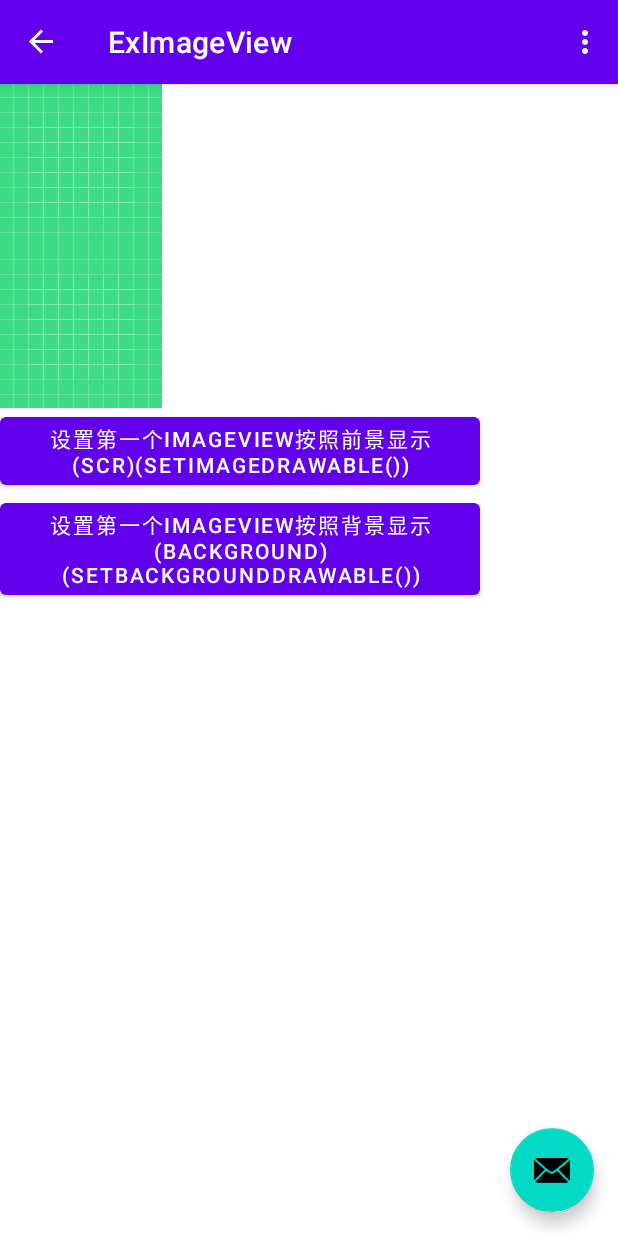
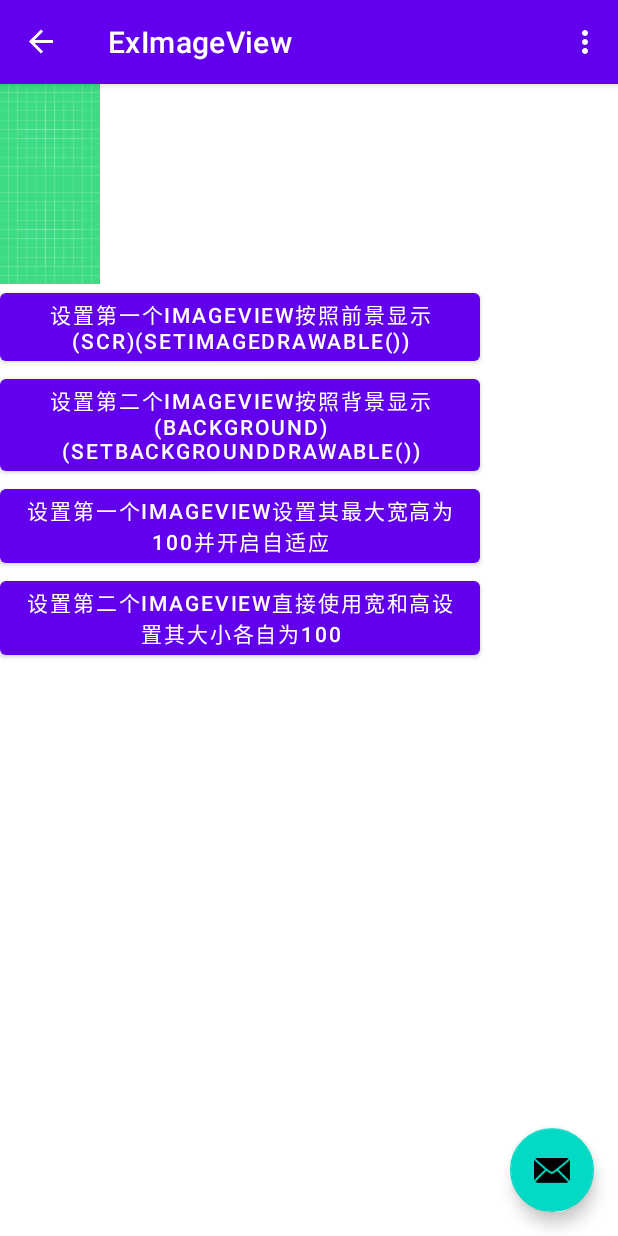
Before and after one commit to anyingiit/Class2021_2022_2_AndroidDevelop_course, an Android app: the ExImageView screen opened through its navigation route, in the options menu, after a tap on "Settings", on a phone screen of 412 x 824 dp. Run offline under Robolectric (Android 15) with nearby library versions, the phone set to English and light mode, and no system bars; our stand-ins replace navigation-ui.

Commit message:
完成ExImageView 练习

```diff
--- a/app/src/main/java/com/example/class2021_2022_2_androiddevelop_course/fragments/ExImageView.java
+++ b/app/src/main/java/com/example/class2021_2022_2_androiddevelop_course/fragments/ExImageView.java
@@ -31,13 +31,30 @@ public class ExImageView extends Fragment {
         binding.button1.setOnClickListener(new View.OnClickListener() {
             @Override
             public void onClick(View view) {
-                binding.imageView1.setBackground(ContextCompat.getDrawable(view.getContext(), R.drawable.ic_launcher_background));
+                binding.imageView1.setImageDrawable(ContextCompat.getDrawable(view.getContext(), R.drawable.ic_launcher_background));
             }
         });
         binding.button2.setOnClickListener(new View.OnClickListener() {
             @Override
             public void onClick(View view) {
-                binding.imageView2.setImageDrawable(ContextCompat.getDrawable(view.getContext(), R.drawable.ic_launcher_background));
+                binding.imageView2.setBackground(ContextCompat.getDrawable(view.getContext(), R.drawable.ic_launcher_background));
+            }
+        });
+        binding.button3.setOnClickListener(new View.OnClickListener() {
+            @Override
+            public void onClick(View view) {
+                binding.imageView1.setMaxHeight(100);
+                binding.imageView1.setMinimumHeight(100);
+                binding.imageView1.setAdjustViewBounds(true);
+            }
+        });
+        binding.button4.setOnClickListener(new View.OnClickListener() {
+            @Override
+            public void onClick(View view) {
+                ViewGroup.LayoutParams layoutParams = binding.imageView2.getLayoutParams();
+                layoutParams.width = 100;
+                layoutParams.height = 100;
+                binding.imageView2.setLayoutParams(layoutParams);
             }
         });
     }
--- a/app/src/main/res/layout/fragment_ex_image_view.xml
+++ b/app/src/main/res/layout/fragment_ex_image_view.xml
@@ -9,12 +9,14 @@
     <ImageView
         android:id="@+id/image_view1"
         android:layout_width="wrap_content"
-        android:layout_height="wrap_content"/>
+        android:layout_height="wrap_content"
+        android:contentDescription="@string/imageview1"/>
 
     <ImageView
         android:id="@+id/image_view2"
         android:layout_width="wrap_content"
-        android:layout_height="wrap_content"/>
+        android:layout_height="wrap_content"
+        android:contentDescription="@string/imageview2"/>
 
     <Button
         android:layout_width="wrap_content"
@@ -28,4 +30,16 @@
         android:id="@+id/button2"
         android:text="@string/imageview_scr_set_image_view_2image_background"/>
 
+    <Button
+        android:layout_width="wrap_content"
+        android:layout_height="wrap_content"
+        android:id="@+id/button3"
+        android:text="@string/set_max_min_width_or_height_and_enable_adjust"/>
+
+    <Button
+        android:layout_width="wrap_content"
+        android:layout_height="wrap_content"
+        android:id="@+id/button4"
+        android:text="@string/set_width_and_height"/>
+
 </LinearLayout>
--- a/app/src/main/res/values/strings.xml
+++ b/app/src/main/res/values/strings.xml
@@ -10,6 +10,10 @@
     <string name="menu_fragment">menu_fragment</string>
     <string name="hello_second_fragment">Hello second fragment. Arg: %1$s</string>
     <string name="imageview_scr_set_image_view_1image_drawable">设置第一个ImageView按照前景显示(Scr)(setImageDrawable())</string>
-    <string name="imageview_scr_set_image_view_2image_background">设置第一个ImageView按照背景显示(background)(setBackgroundDrawable())</string>
+    <string name="imageview_scr_set_image_view_2image_background">设置第二个ImageView按照背景显示(background)(setBackgroundDrawable())</string>
     <string name="button_to_ex_image_view">button_to_ex_image_view</string>
+    <string name="set_max_min_width_or_height_and_enable_adjust">设置第一个ImageView设置其最大宽高为100并开启自适应</string>
+    <string name="set_width_and_height">设置第二个ImageView直接使用宽和高设置其大小各自为100</string>
+    <string name="imageview1">ImageView1</string>
+    <string name="imageview2">ImageView2</string>
 </resources>
```
